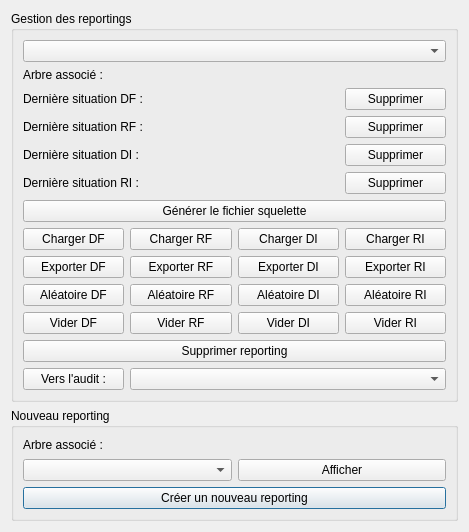
Old version of the form formmanagereportings.ui in the repository GiPiLab/ProtonClassicSuite.
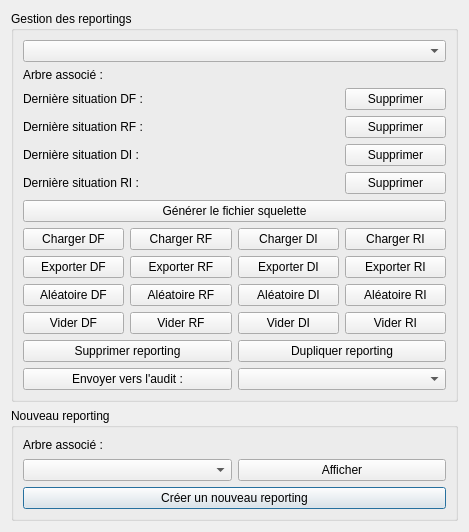
New version of the form. Icons and pictures are not drawn.

```diff
--- a/formmanagereportings.ui
+++ b/formmanagereportings.ui
@@ -86,13 +86,6 @@
         </property>
        </widget>
       </item>
-      <item row="13" column="0" colspan="4">
-       <widget class="QPushButton" name="pushButtonDeleteReporting">
-        <property name="text">
-         <string>Supprimer reporting</string>
-        </property>
-       </widget>
-      </item>
       <item row="0" column="0" colspan="4">
        <widget class="QComboBox" name="comboListOfReportings"/>
       </item>
@@ -288,26 +281,6 @@
         </property>
        </widget>
       </item>
-      <item row="14" column="0">
-       <widget class="QPushButton" name="pushButtonFillAudit">
-        <property name="toolTip">
-         <string>&lt;html&gt;&lt;head/&gt;&lt;body&gt;&lt;p&gt;&lt;span style=&quot; color:#000000;&quot;&gt;Ajouter les données de la dernière situation du reporting actif à l'audit sélectionné. Les éventuelles données contenues dans l'audit pour l'année de la dernière situation du reporting seront écrasées.&lt;/span&gt;&lt;/p&gt;&lt;/body&gt;&lt;/html&gt;</string>
-        </property>
-        <property name="text">
-         <string>Vers l'audit :</string>
-        </property>
-       </widget>
-      </item>
-      <item row="14" column="1" colspan="3">
-       <widget class="QComboBox" name="comboListOfAudits">
-        <property name="toolTip">
-         <string>&lt;html&gt;&lt;head/&gt;&lt;body&gt;&lt;p&gt;&lt;span style=&quot; color:#000000;&quot;&gt;Ajouter les données de la dernière situation du reporting actif à l'audit sélectionné. Les éventuelles données contenues dans l'audit pour l'année de la dernière situation du reporting seront écrasées.&lt;/span&gt;&lt;/p&gt;&lt;/body&gt;&lt;/html&gt;</string>
-        </property>
-        <property name="whatsThis">
-         <string>&lt;html&gt;&lt;head/&gt;&lt;body&gt;&lt;p&gt;&lt;span style=&quot; color:#000000;&quot;&gt;Ajouter les données de la dernière situation du reporting actif à l'audit sélectionné. Pour que cette fonction puisse être utilisée les conditions suivantes doivent être toutes vérifiées :&lt;/span&gt;&lt;/p&gt;&lt;p&gt;&lt;span style=&quot; color:#000000;&quot;&gt;- l'audit doit être associé au même arbre que le reporting ;&lt;/span&gt;&lt;/p&gt;&lt;p&gt;&lt;span style=&quot; color:#000000;&quot;&gt;- l'audit ne doit pas être terminé ;&lt;/span&gt;&lt;/p&gt;&lt;p&gt;&lt;span style=&quot; color:#000000;&quot;&gt;- les années sur lesquelles portent l'audit doivent inclure celle de la date de la dernière situation renseignée dans le reporting.&lt;/span&gt;&lt;/p&gt;&lt;p&gt;&lt;span style=&quot; color:#000000;&quot;&gt;Les éventuelles données contenues dans l'audit pour l'année de la dernière situation du reporting seront écrasées.&lt;/span&gt;&lt;/p&gt;&lt;/body&gt;&lt;/html&gt;</string>
-        </property>
-       </widget>
-      </item>
       <item row="2" column="2">
        <widget class="QLabel" name="labelLastDF">
         <property name="text">
@@ -388,6 +361,40 @@
         </property>
        </widget>
       </item>
+      <item row="13" column="0" colspan="2">
+       <widget class="QPushButton" name="pushButtonDeleteReporting">
+        <property name="text">
+         <string>Supprimer reporting</string>
+        </property>
+       </widget>
+      </item>
+      <item row="13" column="2" colspan="2">
+       <widget class="QPushButton" name="pushButtonDuplicateReporting">
+        <property name="text">
+         <string>Dupliquer reporting</string>
+        </property>
+       </widget>
+      </item>
+      <item row="14" column="2" colspan="2">
+       <widget class="QComboBox" name="comboListOfAudits">
+        <property name="toolTip">
+         <string>&lt;html&gt;&lt;head/&gt;&lt;body&gt;&lt;p&gt;&lt;span style=&quot; color:#000000;&quot;&gt;Ajouter les données de la dernière situation du reporting actif à l'audit sélectionné. Les éventuelles données contenues dans l'audit pour l'année de la dernière situation du reporting seront écrasées.&lt;/span&gt;&lt;/p&gt;&lt;/body&gt;&lt;/html&gt;</string>
+        </property>
+        <property name="whatsThis">
+         <string>&lt;html&gt;&lt;head/&gt;&lt;body&gt;&lt;p&gt;&lt;span style=&quot; color:#000000;&quot;&gt;Ajouter les données de la dernière situation du reporting actif à l'audit sélectionné. Pour que cette fonction puisse être utilisée les conditions suivantes doivent être toutes vérifiées :&lt;/span&gt;&lt;/p&gt;&lt;p&gt;&lt;span style=&quot; color:#000000;&quot;&gt;- l'audit doit être associé au même arbre que le reporting ;&lt;/span&gt;&lt;/p&gt;&lt;p&gt;&lt;span style=&quot; color:#000000;&quot;&gt;- l'audit ne doit pas être terminé ;&lt;/span&gt;&lt;/p&gt;&lt;p&gt;&lt;span style=&quot; color:#000000;&quot;&gt;- les années sur lesquelles portent l'audit doivent inclure celle de la date de la dernière situation renseignée dans le reporting.&lt;/span&gt;&lt;/p&gt;&lt;p&gt;&lt;span style=&quot; color:#000000;&quot;&gt;Les éventuelles données contenues dans l'audit pour l'année de la dernière situation du reporting seront écrasées.&lt;/span&gt;&lt;/p&gt;&lt;/body&gt;&lt;/html&gt;</string>
+        </property>
+       </widget>
+      </item>
+      <item row="14" column="0" colspan="2">
+       <widget class="QPushButton" name="pushButtonFillAudit">
+        <property name="toolTip">
+         <string>&lt;html&gt;&lt;head/&gt;&lt;body&gt;&lt;p&gt;&lt;span style=&quot; color:#000000;&quot;&gt;Ajouter les données de la dernière situation du reporting actif à l'audit sélectionné. Les éventuelles données contenues dans l'audit pour l'année de la dernière situation du reporting seront écrasées.&lt;/span&gt;&lt;/p&gt;&lt;/body&gt;&lt;/html&gt;</string>
+        </property>
+        <property name="text">
+         <string>Envoyer vers l'audit :</string>
+        </property>
+       </widget>
+      </item>
      </layout>
     </widget>
    </item>
```
